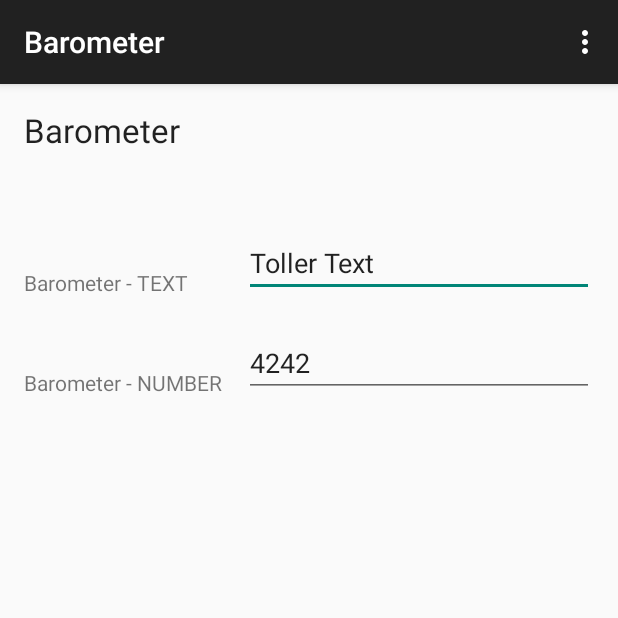
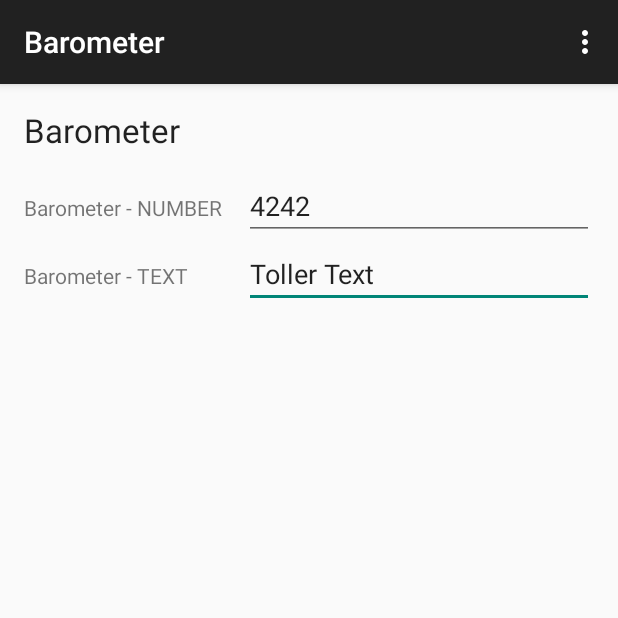
Before and after one commit to daKrueml/strawberry-firecracker, an Android app: the screen it shows after launch (barometer_request), on a phone screen of 412 x 824 dp, the top half of it. Run offline under Robolectric (Android 15) with nearby library versions, the phone set to English and light mode, and no system bars.

Commit message:
Barometer Layout überarbeitet

```diff
--- a/barometer/src/main/res/layout/activity_barometer_request.xml
+++ b/barometer/src/main/res/layout/activity_barometer_request.xml
@@ -21,20 +21,20 @@
         android:layout_height="wrap_content"
         android:text="Barometer - TEXT"
         android:id="@+id/LableTextBarometer"
-        android:layout_below="@+id/textView"
+        android:layout_alignBaseline="@+id/TextBarometer"
+        android:layout_alignBottom="@+id/TextBarometer"
         android:layout_alignParentLeft="true"
-        android:layout_alignParentStart="true"
-        android:layout_marginTop="77dp" />
+        android:layout_alignParentStart="true" />
 
     <TextView
         android:layout_width="wrap_content"
         android:layout_height="wrap_content"
         android:text="Barometer - NUMBER"
         android:id="@+id/LabelNumBarometer"
-        android:layout_below="@+id/LableTextBarometer"
+        android:layout_alignBaseline="@+id/NumberBarometer"
+        android:layout_alignBottom="@+id/NumberBarometer"
         android:layout_alignParentLeft="true"
-        android:layout_alignParentStart="true"
-        android:layout_marginTop="47dp" />
+        android:layout_alignParentStart="true" />
 
     <EditText
         android:layout_width="wrap_content"
@@ -42,9 +42,9 @@
         android:id="@+id/TextBarometer"
         android:enabled="true"
         android:width="350px"
-        android:layout_alignBottom="@+id/LableTextBarometer"
         android:layout_alignRight="@+id/SensorList"
-        android:layout_alignEnd="@+id/SensorList" />
+        android:layout_alignEnd="@+id/SensorList"
+        android:layout_below="@+id/NumberBarometer" />
 
     <EditText
         android:layout_width="wrap_content"
@@ -52,9 +52,9 @@
         android:id="@+id/NumberBarometer"
         android:enabled="true"
         android:width="350px"
-        android:layout_alignBottom="@+id/LabelNumBarometer"
-        android:layout_alignLeft="@+id/TextBarometer"
-        android:layout_alignStart="@+id/TextBarometer" />
+        android:layout_alignParentRight="true"
+        android:layout_alignParentEnd="true"
+        android:layout_below="@+id/space2" />
 
     <TextView
         android:layout_width="wrap_content"
@@ -62,11 +62,31 @@
         android:textAppearance="?android:attr/textAppearanceMedium"
         android:text="@string/SensorList"
         android:id="@+id/SensorList"
-        android:layout_below="@+id/LabelNumBarometer"
-        android:layout_marginTop="86dp"
-        android:layout_alignParentRight="true"
-        android:layout_alignParentEnd="true"
+        android:layout_marginTop="21dp"
+        android:layout_below="@+id/space"
+        android:layout_alignRight="@+id/NumberBarometer"
+        android:layout_alignEnd="@+id/NumberBarometer"
         android:layout_alignParentLeft="true"
         android:layout_alignParentStart="true" />
 
+    <Space
+        android:layout_width="20px"
+        android:layout_height="20px"
+        android:layout_below="@+id/LableTextBarometer"
+        android:layout_alignParentLeft="true"
+        android:layout_alignParentStart="true"
+        android:layout_alignParentRight="true"
+        android:layout_alignParentEnd="true"
+        android:id="@+id/space" />
+
+    <Space
+        android:layout_width="20px"
+        android:layout_height="20px"
+        android:layout_below="@+id/textView"
+        android:layout_alignParentLeft="true"
+        android:layout_alignParentStart="true"
+        android:layout_alignRight="@+id/NumberBarometer"
+        android:layout_alignEnd="@+id/NumberBarometer"
+        android:id="@+id/space2" />
+
 </RelativeLayout>
```
